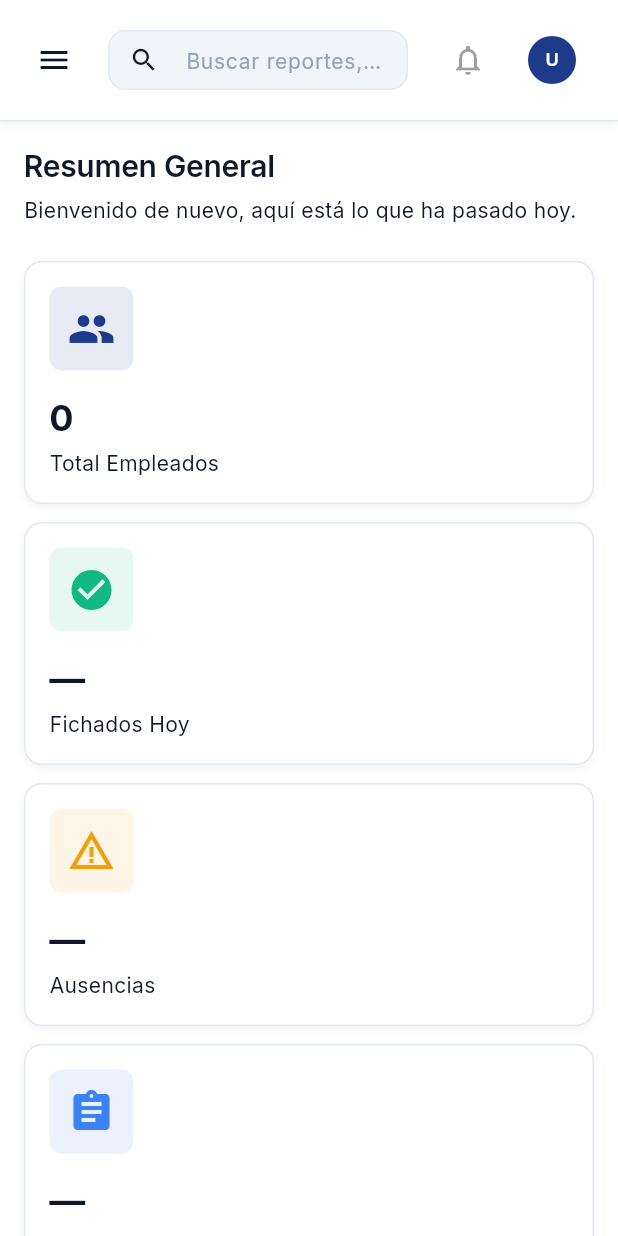
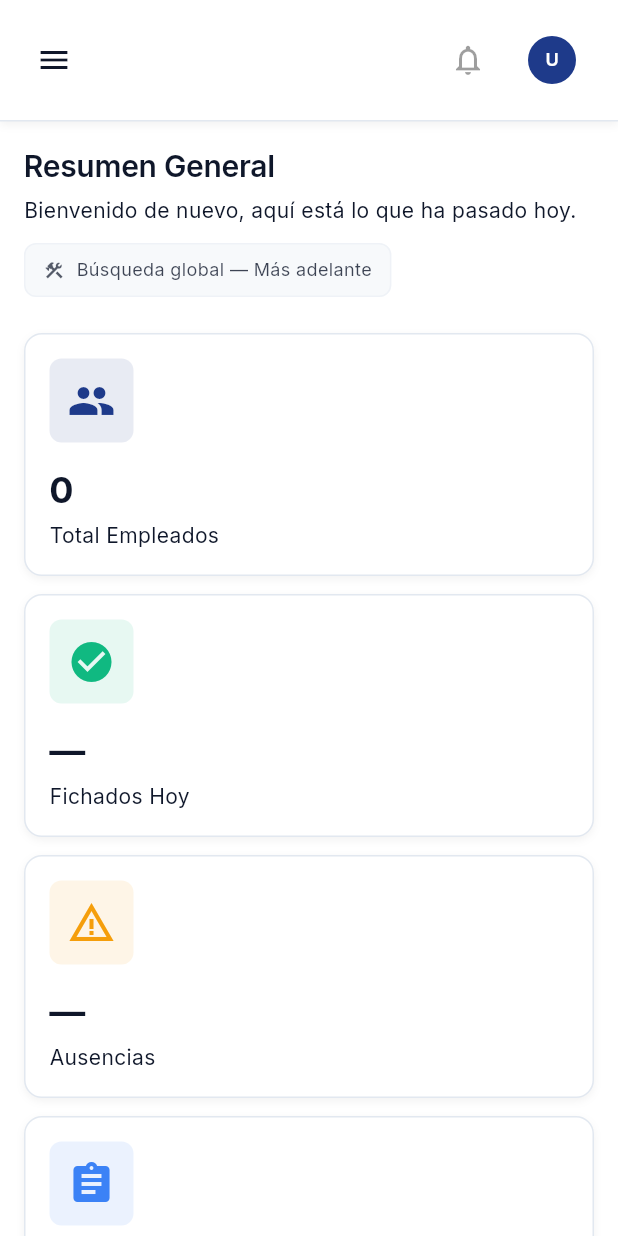
Before and after one commit to skiveldev/control-horario, a Flutter app: the AdminDashboardScreen screen opened by its route, on a phone screen of 412 x 824 dp. Run offline on Flutter 3.47's test engine with Material 3 defaults, Android fonts, the phone set to English and light mode, and no system bars; our stand-ins replace cloud_firestore, firebase_auth, firebase_core, flutter_riverpod, freezed_annotation, go_router and 5 more; accounts and stored records are empty; generated files the repository leaves out were written again.

Commit message:
style(admin): clarify dashboard planned features

```diff
--- a/lib/features/admin/presentation/screens/admin_dashboard_screen.dart
+++ b/lib/features/admin/presentation/screens/admin_dashboard_screen.dart
@@ -30,15 +30,16 @@ class AdminDashboardScreen extends ConsumerWidget {
 
     return AdminLayout(
       currentRoute: AppRouter.admin,
-      showSearch: true,
-      onSearchChanged: (query) {
-        // TODO [DÍA-4]: Implementar búsqueda global
-      },
+      // showSearch deshabilitado: búsqueda global aún no implementada.
+      // Se muestra un aviso no interactivo en el cuerpo del dashboard.
       child: Column(
         crossAxisAlignment: CrossAxisAlignment.start,
         children: [
           // Header con título
           _buildHeader(context),
+
+          // Aviso honesto: búsqueda global en construcción (no interactivo)
+          _buildConstructionNotice(context, 'Búsqueda global — Más adelante'),
 
           AppSpacing.verticalSpaceXxl,
 
@@ -95,6 +96,45 @@ class AdminDashboardScreen extends ConsumerWidget {
               ),
         ),
       ],
+    );
+  }
+
+  /// Aviso no interactivo para features en construcción.
+  ///
+  /// Muestra un chip sutil indicando que la funcionalidad estará disponible
+  /// en el futuro. No tiene interacción táctil ni callbacks.
+  Widget _buildConstructionNotice(BuildContext context, String text) {
+    final cs = Theme.of(context).colorScheme;
+    return Container(
+      margin: EdgeInsets.only(top: AppSpacing.md),
+      padding: EdgeInsets.symmetric(
+        horizontal: AppSpacing.md,
+        vertical: AppSpacing.sm,
+      ),
+      decoration: BoxDecoration(
+        color: cs.surfaceContainerHighest.withValues(alpha: 0.6),
+        borderRadius: AppSpacing.borderRadiusSm,
+        border: Border.all(
+          color: cs.outline.withValues(alpha: 0.4),
+        ),
+      ),
+      child: Row(
+        mainAxisSize: MainAxisSize.min,
+        children: [
+          Icon(
+            Icons.construction_outlined,
+            size: 14,
+            color: cs.onSurfaceVariant.withValues(alpha: 0.7),
+          ),
+          SizedBox(width: AppSpacing.sm),
+          Text(
+            text,
+            style: AppTextStyles.bodySmall.copyWith(
+              color: cs.onSurfaceVariant.withValues(alpha: 0.8),
+            ),
+          ),
+        ],
+      ),
     );
   }
 
```
Also changed, not shown: lib/features/admin/presentation/widgets/weekly_activity_chart.dart (+39 -3 lines), 2 other files.
